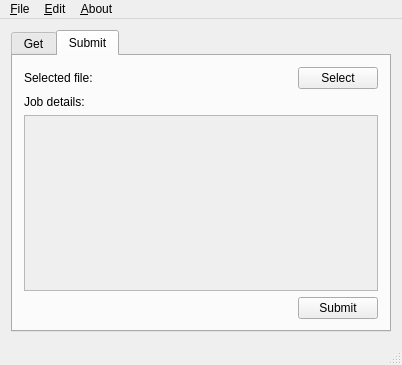
This is rocto_client/Qt/ui/source/mainwindow.ui in ROctopus/ROctopus-client as Qt 5 draws it before an edit. The edited form follows.
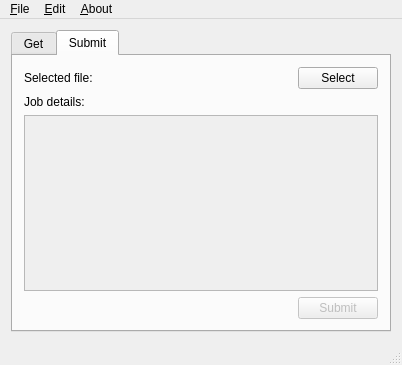
This is the edited form. The open tabs and pages were chosen to show the change.

What changed in the file:
```diff
--- a/rocto_client/Qt/ui/source/mainwindow.ui
+++ b/rocto_client/Qt/ui/source/mainwindow.ui
@@ -188,6 +188,9 @@
         </item>
         <item row="3" column="4">
          <widget class="QPushButton" name="submit_button">
+          <property name="enabled">
+           <bool>false</bool>
+          </property>
           <property name="text">
            <string>Submit</string>
           </property>
```
Left out of the diff: 4 changed lines with no effect on the pictures.
